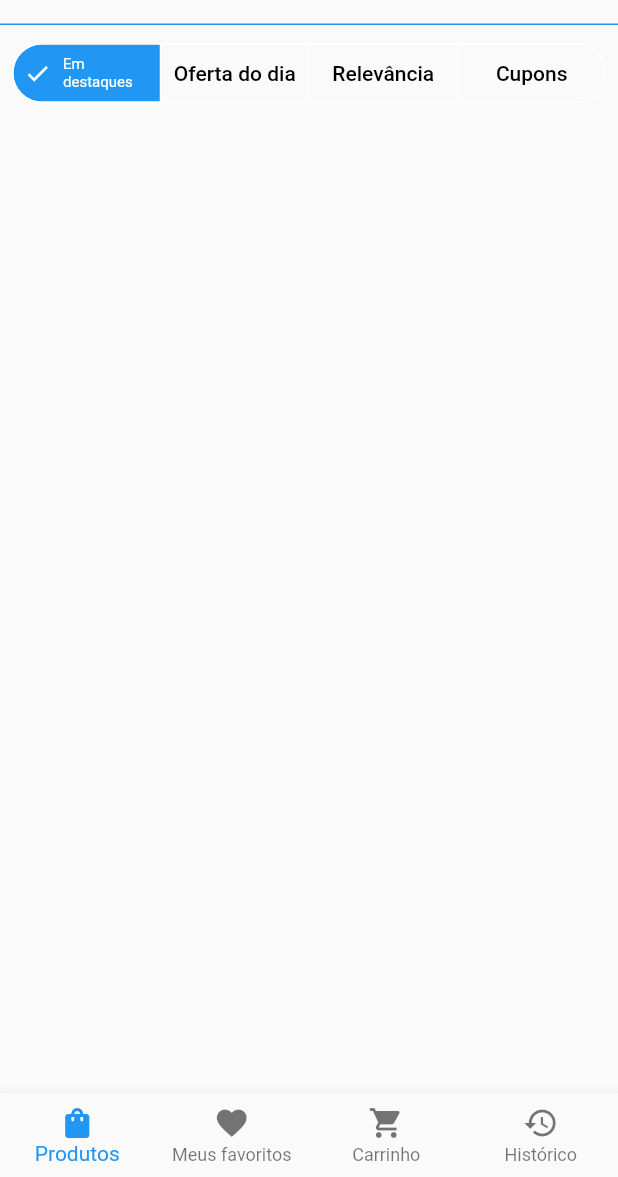
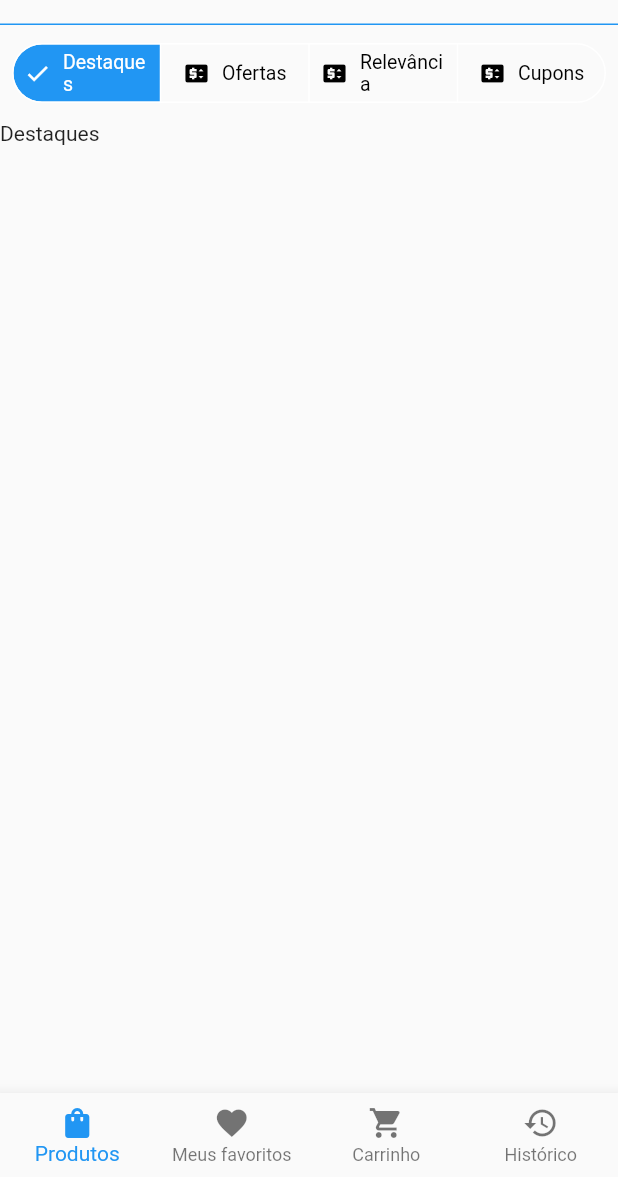
Before and after one commit to auguzsto/ecommerce, a Flutter app: the screen it shows after launch, on a phone screen of 412 x 824 dp, the part 59-1236 px from its top. Run offline on Flutter 3.47's test engine with Material 2 defaults, Android fonts, the phone set to English and light mode, and no system bars.

```diff
--- a/lib/main.dart
+++ b/lib/main.dart
@@ -13,8 +13,8 @@ void main() {
           create: (context) => BaseController(),
         ),
         //Products
-        ChangeNotifierProvider<ProductsController>(
-          create: (context) => ProductsController(),
+        ChangeNotifierProvider<SegmentsController>(
+          create: (context) => SegmentsController(),
         ),
       ],
       child: const AppWidget(),
--- a/lib/src/app/base/base.dart
+++ b/lib/src/app/base/base.dart
@@ -25,11 +25,11 @@ class BasePage extends StatelessWidget {
       //Pages bottom navigation.
       body: PageView(
         controller: pageController,
-        children: const [
+        children: [
           ProductsPage(),
-          Text('Promo price'),
-          Text('Car'),
-          Text('History'),
+          const Text('Promo price'),
+          const Text('Car'),
+          const Text('History'),
         ],
       ),
 
--- a/lib/src/app/products/constants/products_constants.dart
+++ b/lib/src/app/products/constants/products_constants.dart
@@ -1,21 +1,25 @@
 import 'package:flutter/material.dart';
 
 List<ButtonSegment> _segments = [
-  ButtonSegment(
-    label: Text('Em destaques'),
-    value: 'Em destaques',
+  const ButtonSegment(
+    icon: Icon(Icons.price_change),
+    label: Text('Destaques'),
+    value: 0,
   ),
-  ButtonSegment(
-    label: Text('Oferta do dia'),
-    value: 'Oferta do dia',
+  const ButtonSegment(
+    icon: Icon(Icons.price_change),
+    label: Text('Ofertas'),
+    value: 1,
   ),
-  ButtonSegment(
+  const ButtonSegment(
+    icon: Icon(Icons.price_change),
     label: Text('Relevância'),
-    value: 'Relevância',
+    value: 2,
   ),
-  ButtonSegment(
+  const ButtonSegment(
+    icon: Icon(Icons.price_change),
     label: Text('Cupons'),
-    value: 'Cupons',
+    value: 3,
   ),
 ];
 
--- a/lib/src/app/products/controller/products_controller.dart
+++ b/lib/src/app/products/controller/products_controller.dart
@@ -1,10 +1,17 @@
 import 'package:flutter/material.dart';
 
-class ProductsController extends ChangeNotifier {
+class SegmentsController extends ChangeNotifier {
   //Segments controller
-  Set<dynamic> selectedSegments = {'Em destaques'};
-  void changeSelected(Set<dynamic> value) {
-    selectedSegments = value;
+  Set<int> selectedSegments = {0};
+  void changeSelected(Set<dynamic>? segments) {
+    selectedSegments = {segments!.first};
+    notifyListeners();
+  }
+
+  //Segments pages
+  final pageController = PageController();
+  void changePages(int index) {
+    pageController.jumpToPage(index);
     notifyListeners();
   }
 }
--- a/lib/src/app/products/pages/products_page.dart
+++ b/lib/src/app/products/pages/products_page.dart
@@ -1,22 +1,35 @@
-import 'package:ecommerce/src/app/products/constants/products_constants.dart';
 import 'package:ecommerce/src/app/products/controller/products_controller.dart';
 import 'package:ecommerce/src/app/products/widgets/segments_custom.dart';
 import 'package:flutter/material.dart';
 import 'package:provider/provider.dart';
 
 class ProductsPage extends StatelessWidget {
-  const ProductsPage({super.key});
+  ProductsPage({super.key});
 
   @override
   Widget build(BuildContext context) {
+    final segmentsController = Provider.of<SegmentsController>(context);
     return Scaffold(
       body: Column(
         crossAxisAlignment: CrossAxisAlignment.stretch,
-        children: const [
+        children: [
           //Segments
           Padding(
-            padding: EdgeInsets.all(8.0),
+            padding: const EdgeInsets.all(8.0),
             child: SegmentsCustom(),
+          ),
+
+          //Pages segments
+          Expanded(
+            child: PageView(
+              controller: segmentsController.pageController,
+              children: [
+                Text('Destaques'),
+                Text('Ofertas'),
+                Text('Revelância'),
+                Text('Cupons'),
+              ],
+            ),
           ),
         ],
       ),
--- a/lib/src/app/products/widgets/segments_custom.dart
+++ b/lib/src/app/products/widgets/segments_custom.dart
@@ -4,20 +4,21 @@ import 'package:flutter/material.dart';
 import 'package:provider/provider.dart';
 
 class SegmentsCustom extends StatelessWidget {
-  const SegmentsCustom({super.key});
+  SegmentsCustom({super.key});
 
   @override
   Widget build(BuildContext context) {
-    final productsController = Provider.of<ProductsController>(context);
+    final segmentsController = Provider.of<SegmentsController>(context);
     return SegmentedButton(
       segments: List.generate(
         ProductsConstants.segments.length,
         (index) => ProductsConstants.segments[index],
       ),
       onSelectionChanged: (value) {
-        productsController.changeSelected(value);
+        segmentsController.changePages(value.first);
+        segmentsController.changeSelected(value);
       },
-      selected: productsController.selectedSegments,
+      selected: segmentsController.selectedSegments,
     );
   }
 }
--- a/lib/src/theme/themes.dart
+++ b/lib/src/theme/themes.dart
@@ -16,14 +16,11 @@ ThemeData _primaryTheme = ThemeData(
   //Segments Button Theme
   segmentedButtonTheme: SegmentedButtonThemeData(
     style: ButtonStyle(
-        textStyle: MaterialStateProperty.resolveWith((states) {
-          if (states.contains(MaterialState.selected)) {
-            return const TextStyle(fontSize: 10);
-          }
-
-          return null;
-        }),
+      textStyle: MaterialStateProperty.resolveWith(
+        (states) => const TextStyle(fontSize: 13),
       ),
-    ));
+    ),
+  ),
+);
 
 ThemeData get primaryTheme => _primaryTheme;
```
Lines whose indentation alone changed are shown as unchanged.
